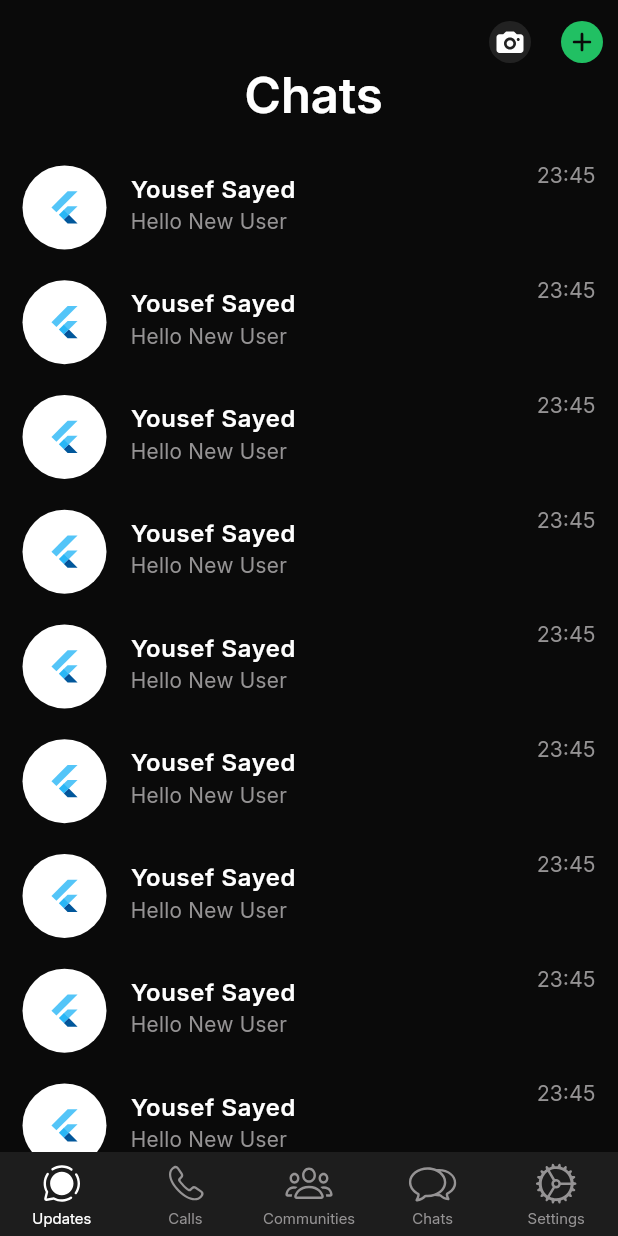
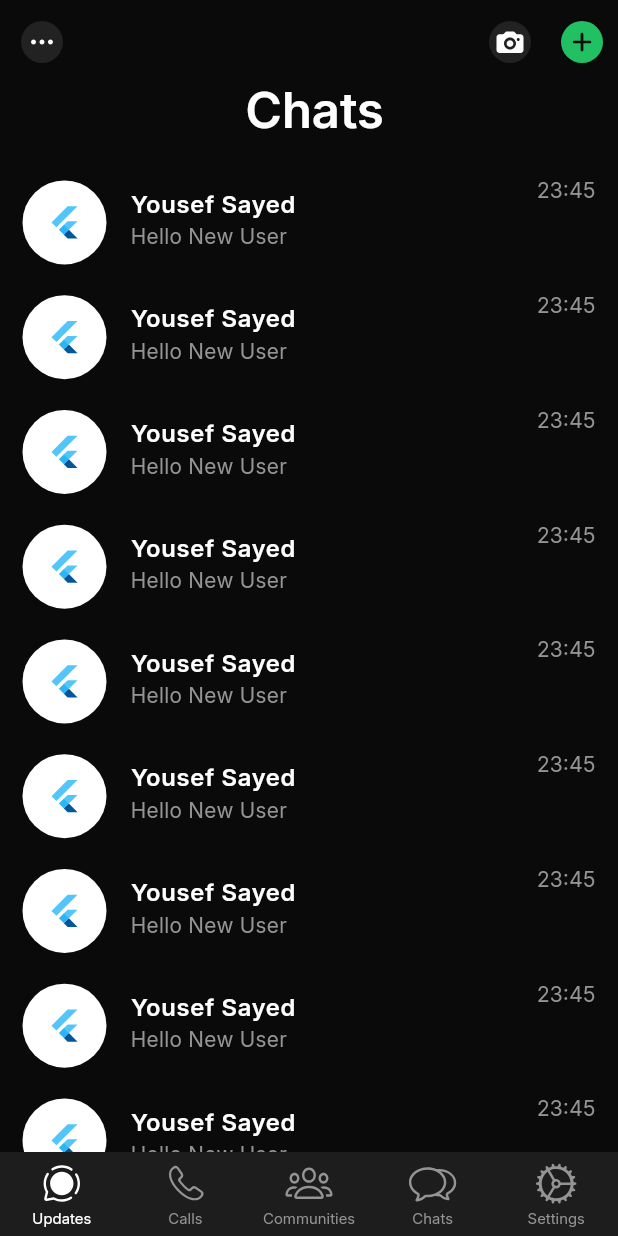
Before and after one commit to Yousef-Sayed-Younis/whatsapp-clone, a Flutter app: the screen it shows after launch, on a phone screen of 412 x 824 dp. Run offline on Flutter 3.47's test engine with Material 3 defaults, Android fonts, the phone set to English and light mode, and no system bars; our stand-ins replace flutter_contacts, flutter_screenutil, flutter_svg, get, image_picker, permission_handler and 2 more; missing offline and left inert: flutter_advanced_avatar; accounts and stored records are empty.

Commit message:
AnimatedTitleBar & Blurred Bg Page's AppBar

```diff
--- a/lib/presentation/main/pages/chats_page.dart
+++ b/lib/presentation/main/pages/chats_page.dart
@@ -1,16 +1,13 @@
 import 'package:flutter/material.dart';
 import 'package:flutter_contacts/flutter_contacts.dart';
-import 'package:flutter_screenutil/flutter_screenutil.dart';
-import 'package:flutter_svg/flutter_svg.dart';
+import 'package:flutter_svg/svg.dart';
 import 'package:get/get.dart';
 import 'package:permission_handler/permission_handler.dart';
-import 'package:whatsapp_clone_app/presentation/resources/app_icons.dart';
 
-import '../../auth/data/lists/status_list.dart';
-import '../../chat/chat_screen.dart';
-import '../../chat/new_chat_selection.dart';
 import '../../resources/app_colors.dart';
+import '../../resources/app_icons.dart';
 import '../../resources/routes.dart';
+import 'widgets/animated_title_bar.dart';
 
 class ChatsPage extends StatefulWidget {
   const ChatsPage({super.key});
@@ -34,13 +31,9 @@ class _ChatsPageState extends State<ChatsPage> {
   @override
   Widget build(BuildContext context) {
     return Scaffold(
-      // body: _buildBody(),
-      body: CustomScrollView(
-        slivers: [
-          SliverAppBar(
-            pinned: true,
-            floating: false,
-            centerTitle: true,
+      body: AnimatedTitleBar(
+        hasLeading: true,
+        pageTitle: "Chats",
         actions: [
           IconButton.filled(
             onPressed: () {},
@@ -51,27 +44,13 @@ class _ChatsPageState extends State<ChatsPage> {
             onPressed: () {},
             style: ButtonStyle(backgroundColor: WidgetStatePropertyAll(AppColors.primary)),
             icon: SvgPicture.asset(AppIcons.plusNew, colorFilter: ColorFilter.mode(AppColors.darkBg, BlendMode.srcIn)),
-              )
+          ),
         ],
-            expandedHeight: 100,
-            flexibleSpace: LayoutBuilder(
-              builder: (_, constraints) {
-                double percent = (constraints.maxHeight - kToolbarHeight) / (200.0 - kToolbarHeight);
-                double horizontalPadding = percent * 20.0; // Adjust padding dynamically
-
-                return FlexibleSpaceBar(
-                  centerTitle: percent.isLowerThan(.5),
-                  titlePadding: EdgeInsetsDirectional.only(bottom: 16, start: horizontalPadding),
-                  title: Text("Chats", style: TextStyle(color: AppColors.white, fontWeight: FontWeight.bold)),
-                );
-              },
-            ),
-          ),
-          SliverList(
-            delegate: SliverChildBuilderDelegate(
+        bodyDelegate: SliverChildBuilderDelegate(
           childCount: 50,
           (_, index) => ListTile(
             minTileHeight: 76.5,
+            onTap: () => Get.toNamed(NamedRoutes.chatScreen),
             contentPadding: EdgeInsets.symmetric(horizontal: 15),
             subtitle: Text("Hello New User", style: TextStyle(fontSize: 14, color: AppColors.grey)),
             leading: CircleAvatar(radius: 28, backgroundColor: AppColors.white, child: FlutterLogo()),
@@ -79,64 +58,7 @@ class _ChatsPageState extends State<ChatsPage> {
             title: Text("Yousef Sayed", style: TextStyle(fontSize: 16, color: AppColors.white, fontWeight: FontWeight.bold)),
           ),
         ),
-          )
-        ],
       ),
     );
   }
-
-  Widget _buildBody() {
-    return SingleChildScrollView(
-      child: Column(
-        children: [
-          SizedBox(
-            width: double.maxFinite,
-            height: MediaQuery.sizeOf(context).height / (1.4).h,
-            child: ListView.separated(
-              itemCount: 2,
-              separatorBuilder: (_, __) => const SizedBox(height: 10),
-              itemBuilder: (context, index) => _buildListTileHomeBody(index, context),
-            ),
-          ),
-        ],
-      ),
-    );
 }
-
-  InkWell _buildListTileHomeBody(int index, BuildContext context) {
-    return InkWell(
-      onTap: () {
-        if (listStatus[index].name == "Mai") {
-          Get.toNamed(NamedRoutes.chatScreen, arguments: contacts[index].displayName);
-        } else {
-          Get.to(ChatScreen());
-          // Navigator.push(
-          //     context, MaterialPageRoute(builder: (_) => ChatScreen(imageUrl: listStatus[index].image, isName: listStatus[index].name)));
-        }
-      },
-      child: ListTile(
-        contentPadding: EdgeInsets.only(top: 10.h, right: 5.h),
-        leading: CircleAvatar(radius: 30.h, backgroundImage: NetworkImage(listStatus[index].image)),
-        trailing: Column(
-          mainAxisAlignment: MainAxisAlignment.spaceBetween,
-          children: [
-            Text(listStatus[index].time, style: TextStyle(fontSize: 14.sp, fontWeight: FontWeight.w500)),
-            CircleAvatar(radius: 12.h, backgroundColor: AppColors.secondaryColor, child: const Text("2", style: TextStyle(color: Colors.white)))
-          ],
-        ),
-        // onTap: () => ChatScreen(imageUrl: listStatus[index].image, name: listStatus[index].name),
-        title: Text(listStatus[index].name, style: TextStyle(fontSize: 20.sp, fontWeight: FontWeight.w600)),
-      ),
-    );
-  }
-
-  FloatingActionButton _buildFloatingButton() {
-    return FloatingActionButton(
-      backgroundColor: AppColors.secondaryColor,
-      child: const Icon(Icons.chat, color: Colors.white),
-      onPressed: () => Get.to(() => NewChatSelection(contacts: contacts, isGroup: false)),
-    );
-  }
-}
-
-//ChatScreen(imageUrl: listStatus[index].image, name: listStatus[index].name)
--- /dev/null
+++ b/lib/presentation/main/pages/widgets/animated_title_bar.dart
@@ -0,0 +1,73 @@
+import 'dart:ui';
+
+import 'package:flutter/material.dart';
+import 'package:flutter_svg/flutter_svg.dart';
+
+import '../../../resources/app_colors.dart';
+import '../../../resources/app_icons.dart';
+
+class AnimatedTitleBar extends StatelessWidget {
+  final bool hasLeading;
+  final String pageTitle;
+  final List<Widget> actions;
+  final VoidCallback? onLeadingPressed;
+  final SliverChildDelegate bodyDelegate;
+
+  const AnimatedTitleBar({
+    super.key,
+    this.onLeadingPressed,
+    this.hasLeading = false,
+    this.actions = const [],
+    required this.pageTitle,
+    required this.bodyDelegate,
+  });
+
+  @override
+  Widget build(BuildContext context) {
+    return CustomScrollView(
+      slivers: [
+        SliverAppBar(
+          pinned: true,
+          floating: false,
+          centerTitle: true,
+          actions: actions,
+          expandedHeight: 110,
+          backgroundColor: Colors.transparent,
+          leading: hasLeading
+              ? IconButton.filled(
+                  onPressed: onLeadingPressed ?? () {},
+                  style: ButtonStyle(backgroundColor: WidgetStatePropertyAll(AppColors.darkGrey)),
+                  icon: SvgPicture.asset(AppIcons.meatballs, colorFilter: ColorFilter.mode(AppColors.white, BlendMode.srcIn)),
+                )
+              : null,
+          flexibleSpace: LayoutBuilder(
+            builder: (_, constraints) {
+              double percent = ((constraints.maxHeight - kToolbarHeight) / (200 - kToolbarHeight)).clamp(0.0, 1.0);
+              double horizontalPadding = percent * 20;
+
+              return Stack(
+                children: [
+                  if (percent < .3435) _buildBlurredBackground(),
+                  FlexibleSpaceBar(
+                    centerTitle: percent < .5,
+                    titlePadding: EdgeInsetsDirectional.only(bottom: 16, start: horizontalPadding),
+                    title: Text(pageTitle, style: TextStyle(color: AppColors.white, fontWeight: FontWeight.bold)),
+                  )
+                ],
+              );
+            },
+          ),
+        ),
+        SliverList(delegate: bodyDelegate)
+      ],
+    );
+  }
+
+  Positioned _buildBlurredBackground() {
+    return Positioned.fill(
+      child: ClipRect(
+        child: BackdropFilter(filter: ImageFilter.blur(sigmaX: 10, sigmaY: 10), child: ColoredBox(color: AppColors.white.withAlpha(5))),
+      ),
+    );
+  }
+}
```
Also changed, not shown: lib/presentation/chat/chat_screen.dart (+14 -14 lines). Lines whose indentation alone changed are shown as unchanged.
